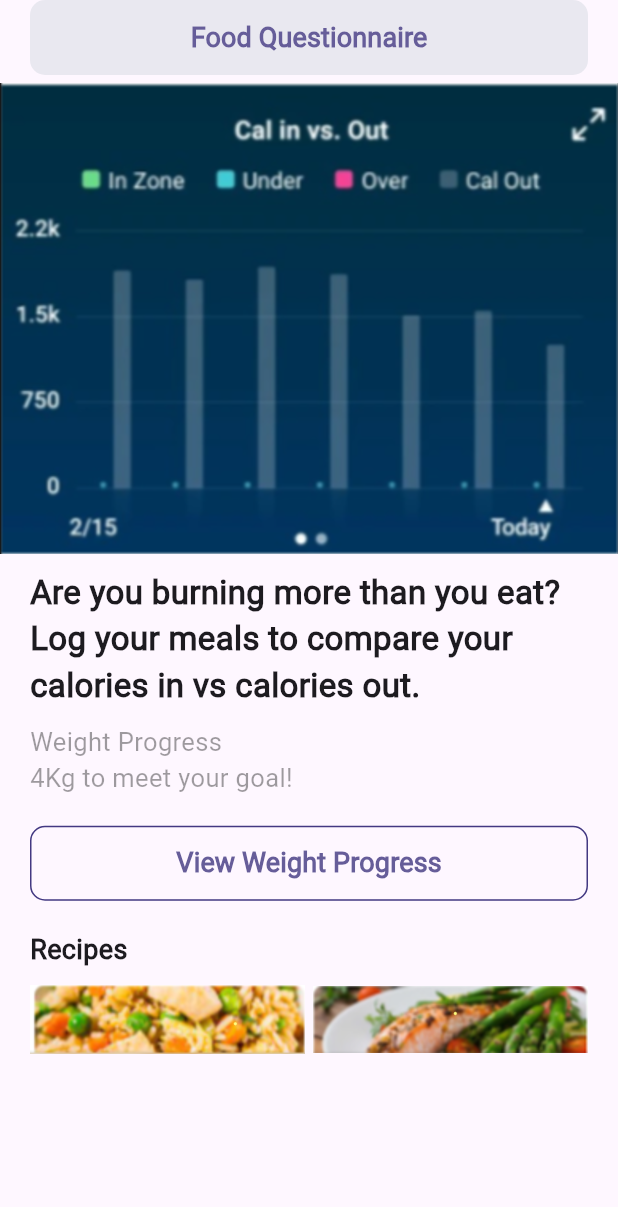
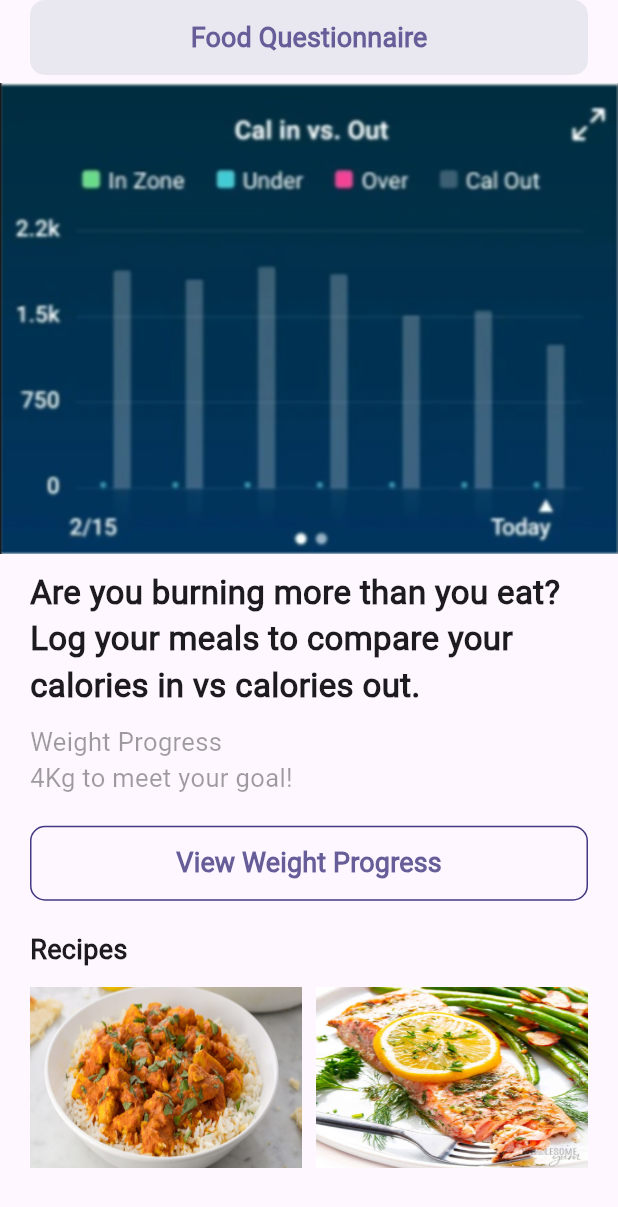
Before and after one commit to kamelmdahduleh/Origin, a Flutter app: the FoodDiaryList screen opened directly, on a phone screen of 412 x 824 dp. Shown: the top 1207 px of the screen. Run offline on Flutter 3.47's test engine with Material 2 defaults, Android fonts, the phone set to English and light mode, and no system bars; our stand-ins replace awesome_bottom_bar, material_design_icons_flutter.

Commit message:
Food diary recipe pics

```diff
--- a/lib/main.dart
+++ b/lib/main.dart
@@ -40,8 +40,8 @@ class MyApp extends StatelessWidget {
         useMaterial3: true,
       ),
       debugShowCheckedModeBanner: false,
-      // home: BodyScreen(),
-      home: LoginScreen(),
+      home: BodyScreen(),
+      // home: LoginScreen(),
     );
   }
 }
--- a/lib/screens/food_diary_screen.dart
+++ b/lib/screens/food_diary_screen.dart
@@ -1,4 +1,7 @@
+// ignore_for_file: prefer_const_constructors
+
 import 'package:flutter/material.dart';
+import 'package:flutter/rendering.dart';
 import 'package:smpa_e_health/constants.dart';
 
 class FoodDiaryScreen extends StatelessWidget {
@@ -111,24 +114,72 @@ class _FoodDiaryListState extends State<FoodDiaryList> {
                   const SizedBox(
                     height: 10,
                   ),
-                  const Row(
-                    children: [
-                      Expanded(
-                        child: Image(
-                          image: AssetImage(
-                              'images/food_diary_screen_images/image_1.png'),
+                  AspectRatio(
+                    aspectRatio: 3,
+                    child: Row(
+                      children: [
+                        Flexible(
+                          flex: 1,
+                          child: AspectRatio(
+                            aspectRatio: 3 / 2,
+                            child: FittedBox(
+                              fit: BoxFit.fill,
+                              child: Image.asset(
+                                'images/food_diary_screen_images/food_pic1.jpg',
+                              ),
+                            ),
+                          ),
                         ),
-                      ),
-                      SizedBox(
-                        width: 5,
-                      ),
-                      Expanded(
-                        child: Image(
-                          image: AssetImage(
-                              'images/food_diary_screen_images/image_2.png'),
+                        VerticalDivider(
+                          color: Colors.transparent,
+                          width: 10,
                         ),
-                      )
-                    ],
+                        Flexible(
+                          flex: 1,
+                          child: AspectRatio(
+                            aspectRatio: 3 / 2,
+                            child: FittedBox(
+                              fit: BoxFit.fill,
+                              child: Image.asset(
+                                'images/food_diary_screen_images/food_pic2.jpg',
+                              ),
+                            ),
+                          ),
+                        ),
+                        // FittedBox(
+                        //   fit: BoxFit.fitHeight,
+                        //   child: Image(
+                        //     image: AssetImage(
+                        //         'images/food_diary_screen_images/food_pic1.jpg'),
+                        //   ),
+                        // ),
+                        // SizedBox(
+                        //   width: 5,
+                        // ),
+                        // FittedBox(
+                        //   fit: BoxFit.fitHeight,
+                        //   child: Image(
+                        //     image: AssetImage(
+                        //         'images/food_diary_screen_images/food_pic2.jpg'),
+                        //   ),
+                        // )
+                        // Expanded(
+                        //   child: Image(
+                        //     image: AssetImage(
+                        //         'images/food_diary_screen_images/food_pic1.jpg'),
+                        //   ),
+                        // ),
+                        // SizedBox(
+                        //   width: 5,
+                        // ),
+                        // Expanded(
+                        //   child: Image(
+                        //     image: AssetImage(
+                        //         'images/food_diary_screen_images/food_pic2.jpg'),
+                        //   ),
+                        // )
+                      ],
+                    ),
                   ),
                 ],
               ),
--- a/lib/screens/mainBody_screen.dart
+++ b/lib/screens/mainBody_screen.dart
@@ -11,7 +11,6 @@ import 'health_screen.dart';
 import 'home_screen.dart';
 import 'mind_screen.dart';
 import 'profile_screen.dart';
-import 'mind_screen.dart';
 
 //
 
```
Also changed, not shown: images/food_diary_screen_images/food_pic1.jpg (added), images/food_diary_screen_images/food_pic2.jpg (added), 1 other file.
